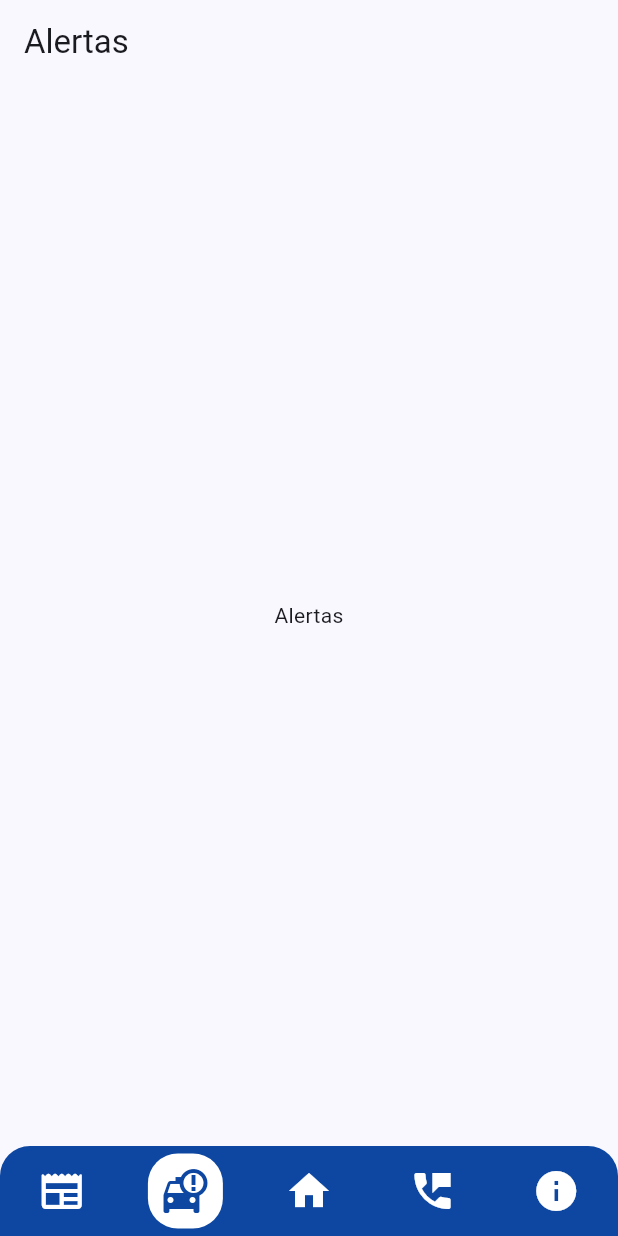
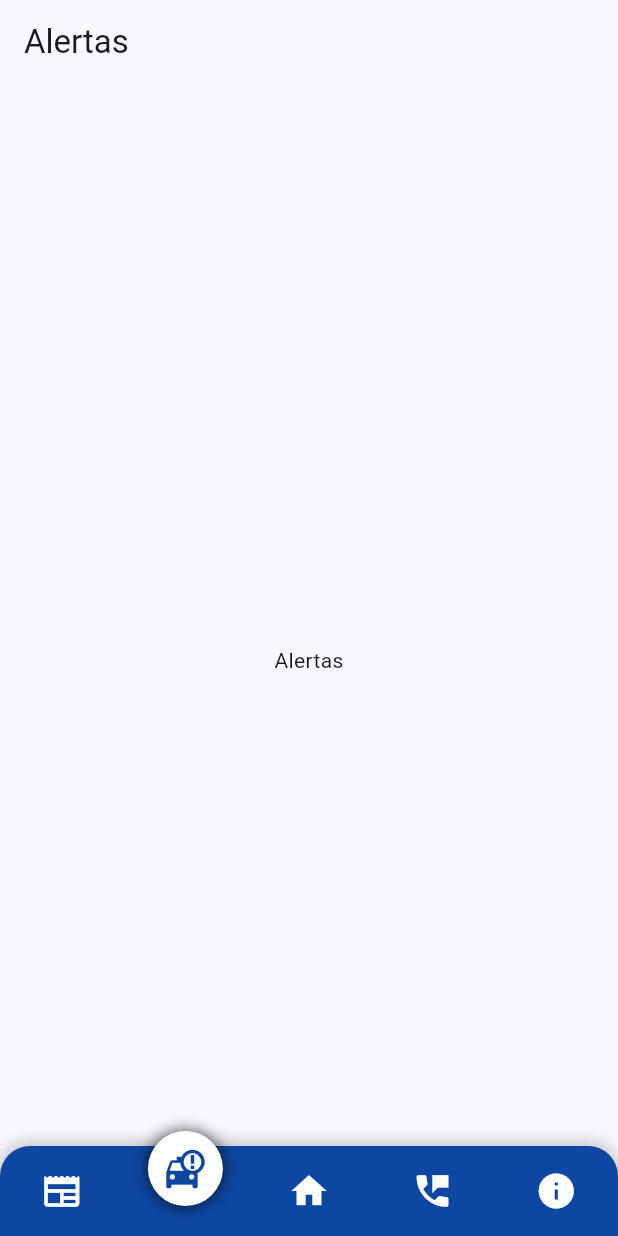
Before and after one commit to dairo1992/traficoya, a Flutter app: the screen it shows after launch, item 2 of the bottom bar chosen, on a phone screen of 412 x 824 dp. Run offline on Flutter 3.47's test engine with Material 3 defaults, Android fonts, the phone set to English and light mode, and no system bars; our stand-ins replace flutter_riverpod, go_router.

Commit message:
manu y layout actualizado

```diff
--- a/lib/screens/layaout_screen.dart
+++ b/lib/screens/layaout_screen.dart
@@ -8,15 +8,22 @@ class LayaoutScreen extends StatelessWidget {
   @override
   Widget build(BuildContext context) {
     return Scaffold(
-      body: Column(
-        mainAxisAlignment: MainAxisAlignment.spaceAround,
-        crossAxisAlignment: CrossAxisAlignment.center,
-        children: [
-          Expanded(
-            child: child, // Aquí se renderiza el contenido de cada pantalla
+      backgroundColor: Colors.grey.shade200, // Un fondo suave para toda la app
+      body: SafeArea(
+        bottom: false, // Para que el contenido no se solape con el FooterMenu elevado
+        child: ClipRRect(
+          // Agregamos bordes redondeados al contenido principal
+          borderRadius: const BorderRadius.only(
+            bottomLeft: Radius.circular(30),
+            bottomRight: Radius.circular(30),
           ),
-        ],
+          child: Container(
+            color: Colors.white,
+            child: child, // El contenido de la pantalla actual
+          ),
+        ),
       ),
+      extendBody: true, // Importante para que el contenido pueda verse detrás del navbar transparente
       bottomNavigationBar: const FooterMenu(),
     );
   }
--- a/lib/widgets/menu_widget.dart
+++ b/lib/widgets/menu_widget.dart
@@ -9,16 +9,47 @@ class FooterMenu extends ConsumerWidget {
   @override
   Widget build(BuildContext context, WidgetRef ref) {
     final menuList = ref.watch(menuProvider);
-    return Container(
+
+    return Stack(
+      clipBehavior:
+          Clip.none, // Importante para que los elementos puedan salir del Stack
+      children: [
+        // Contenedor base azul
+        Container(
           width: double.infinity,
           height: 60,
           decoration: BoxDecoration(
             color: Colors.blue.shade900,
-        borderRadius: BorderRadius.only(
+            borderRadius: const BorderRadius.only(
               topRight: Radius.circular(20),
               topLeft: Radius.circular(20),
             ),
+            boxShadow: [
+              BoxShadow(
+                color: Colors.black.withOpacity(0.2),
+                blurRadius: 8,
+                spreadRadius: 1,
+                offset: const Offset(0, -2),
               ),
+            ],
+          ),
+          child: Row(
+            mainAxisAlignment: MainAxisAlignment.spaceAround,
+            crossAxisAlignment: CrossAxisAlignment.center,
+            children: List.generate(
+              menuList.length,
+              (index) => Container(
+                width: 50,
+                height: 50,
+                // Este container es invisible, solo para mantener el espacio
+                color: Colors.transparent,
+              ),
+            ),
+          ),
+        ),
+
+        // Íconos y círculos sobresalientes
+        Positioned.fill(
           child: Row(
             mainAxisAlignment: MainAxisAlignment.spaceAround,
             crossAxisAlignment: CrossAxisAlignment.center,
@@ -30,30 +61,49 @@ class FooterMenu extends ConsumerWidget {
                           context.go(menu.route);
                           ref.read(menuProvider.notifier).selectMenu(menu.id);
                         },
+                        child: AnimatedContainer(
+                          duration: const Duration(milliseconds: 300),
+                          curve: Curves.easeInOut,
+                          transform:
+                              Matrix4.identity()
+                                ..translate(0.0, menu.selected ? -15.0 : 0.0),
                           child: Container(
                             decoration: BoxDecoration(
-                        borderRadius: BorderRadius.circular(20),
-                        color: menu.selected ? Colors.white : Colors.blue.shade900,
+                              borderRadius: BorderRadius.circular(25),
+                              color:
+                                  menu.selected
+                                      ? Colors.white
+                                      : Colors.transparent,
+                              boxShadow:
+                                  menu.selected
+                                      ? [
+                                        BoxShadow(
+                                          // color: Colors.black.withOpacity(0.2),
+                                          color: Colors.black.withValues(alpha: 0.6),
+                                          blurRadius: 8,
+                                          spreadRadius: 1,
+                                        ),
+                                      ]
+                                      : null,
                             ),
                             width: 50,
                             height: 50,
                             child: Icon(
                               menu.icon,
-                        size: 32,
-                        color: menu.selected ? Colors.blue.shade900 : Colors.white,
+                              size: 28,
+                              color:
+                                  menu.selected
+                                      ? Colors.blue.shade900
+                                      : Colors.white,
+                            ),
                           ),
                         ),
                       ),
                     )
                     .toList(),
-        // [
-        //   ,
-        //   Icon(Icons.taxi_alert),
-        //   Icon(Icons.home),
-        //   Icon(Icons.perm_phone_msg),
-        //   Icon(Icons.info),
-        // ],
           ),
+        ),
+      ],
     );
   }
 }
```
Also changed, not shown: lib/config/router_config.dart (+103 -5 lines). Lines whose indentation alone changed are shown as unchanged.
